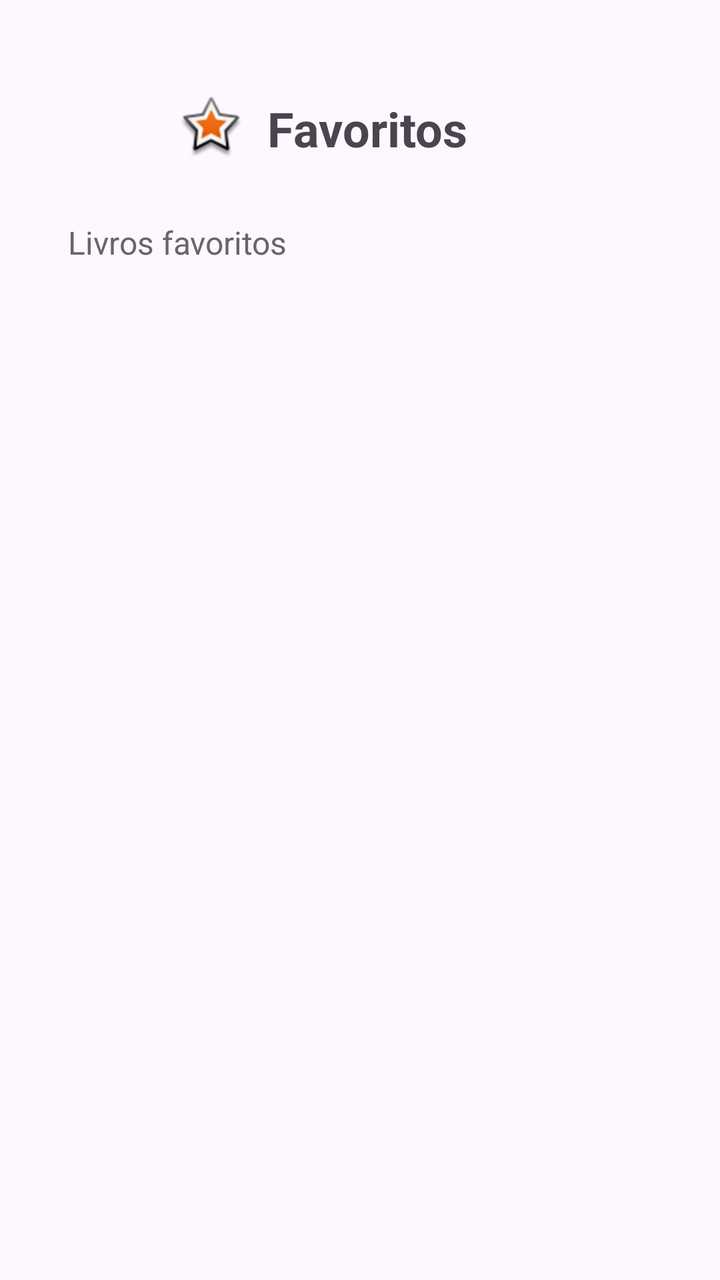
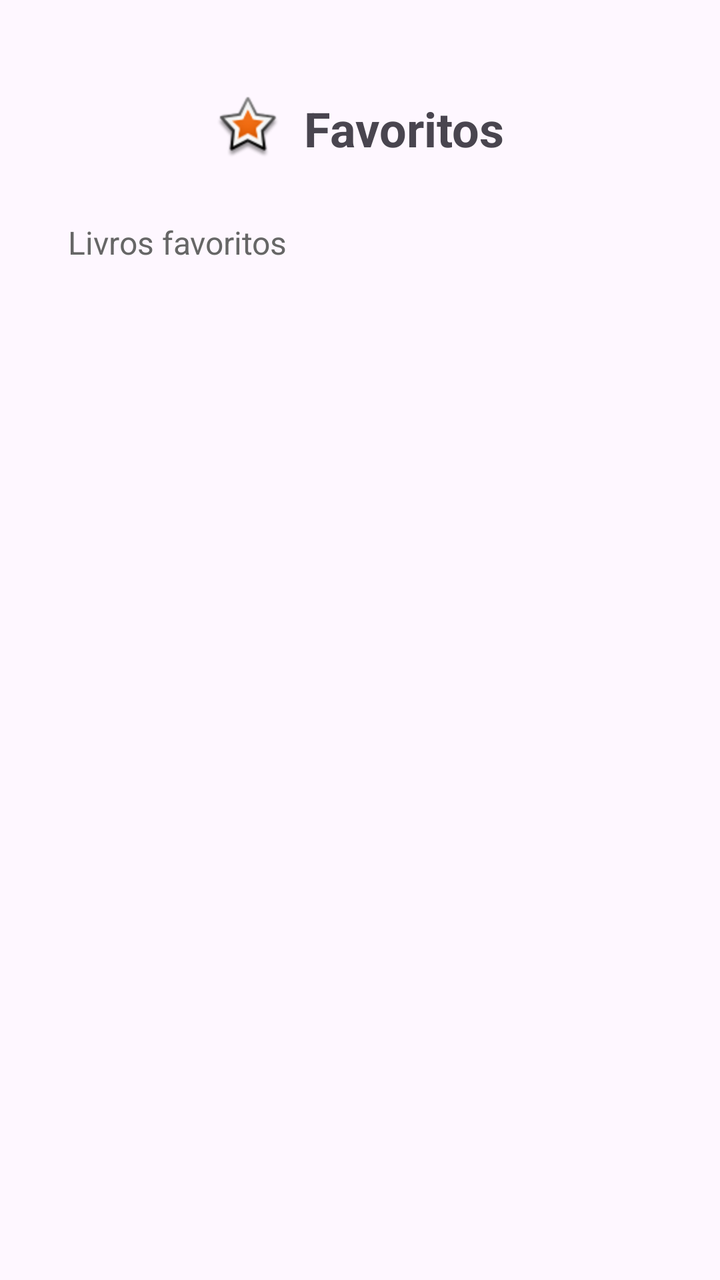

Before-and-after screenshots of an Android layout around one commit, followed by the original layout XML and the change that was made.
<!-- AndroidManifest.xml: application theme Theme.Dibook -->
<!-- res/layout/fragment_favoritos.xml -->
<?xml version="1.0" encoding="utf-8"?>
<androidx.constraintlayout.widget.ConstraintLayout xmlns:android="http://schemas.android.com/apk/res/android"
    xmlns:app="http://schemas.android.com/apk/res-auto"
    xmlns:tools="http://schemas.android.com/tools"
    android:layout_width="match_parent"
    android:layout_height="match_parent"
    android:orientation="vertical"
    android:padding="16dp">

    <TextView
        android:id="@+id/textView"
        android:layout_width="181dp"
        android:layout_height="wrap_content"
        android:layout_marginStart="50dp"
        android:layout_marginTop="32dp"
        android:layout_marginEnd="50dp"
        android:drawableStart="@android:drawable/star_big_on"
        android:drawablePadding="12dp"
        android:text="Favoritos"
        android:textSize="24sp"
        android:textStyle="bold"
        app:layout_constraintEnd_toEndOf="parent"
        app:layout_constraintStart_toStartOf="parent"
        app:layout_constraintTop_toTopOf="parent" />

    <TextView
        android:layout_width="292dp"
        android:layout_height="141dp"
        android:layout_marginStart="25dp"
        android:layout_marginTop="30dp"
        android:layout_marginEnd="25dp"
        android:text="Livros favoritos"
        android:textColor="#666666"
        android:textSize="16sp"
        app:layout_constraintEnd_toEndOf="parent"
        app:layout_constraintStart_toStartOf="parent"
        app:layout_constraintTop_toBottomOf="@+id/textView" />

</androidx.constraintlayout.widget.ConstraintLayout>
<!-- resources referenced by this layout -->
<resources>
  <style name="Theme.Dibook" parent="Base.Theme.Dibook" />
  <style name="Base.Theme.Dibook" parent="Theme.Material3.DayNight.NoActionBar">
          
          
      </style>
</resources>

<!-- the commit's change to res/layout/fragment_favoritos.xml (unified diff, before → after) -->
@@ -9,14 +9,14 @@
 
     <TextView
         android:id="@+id/textView"
-        android:layout_width="181dp"
+        android:layout_width="wrap_content"
         android:layout_height="wrap_content"
         android:layout_marginStart="50dp"
         android:layout_marginTop="32dp"
         android:layout_marginEnd="50dp"
         android:drawableStart="@android:drawable/star_big_on"
         android:drawablePadding="12dp"
-        android:text="Favoritos"
+        android:text="@string/favorites_title"
         android:textSize="24sp"
         android:textStyle="bold"
         app:layout_constraintEnd_toEndOf="parent"
@@ -29,7 +29,7 @@
         android:layout_marginStart="25dp"
         android:layout_marginTop="30dp"
         android:layout_marginEnd="25dp"
-        android:text="Livros favoritos"
+        android:text="@string/favorite_books"
         android:textColor="#666666"
         android:textSize="16sp"
         app:layout_constraintEnd_toEndOf="parent"
<!-- resource entries referenced after the edit -->
@@ -1,5 +1,7 @@
 <!-- resources referenced by this layout -->
 <resources>
+  <string name="favorite_books">Livros favoritos</string>
+  <string name="favorites_title">Favoritos</string>
   <style name="Theme.Dibook" parent="Base.Theme.Dibook" />
   <style name="Base.Theme.Dibook" parent="Theme.Material3.DayNight.NoActionBar">
           
